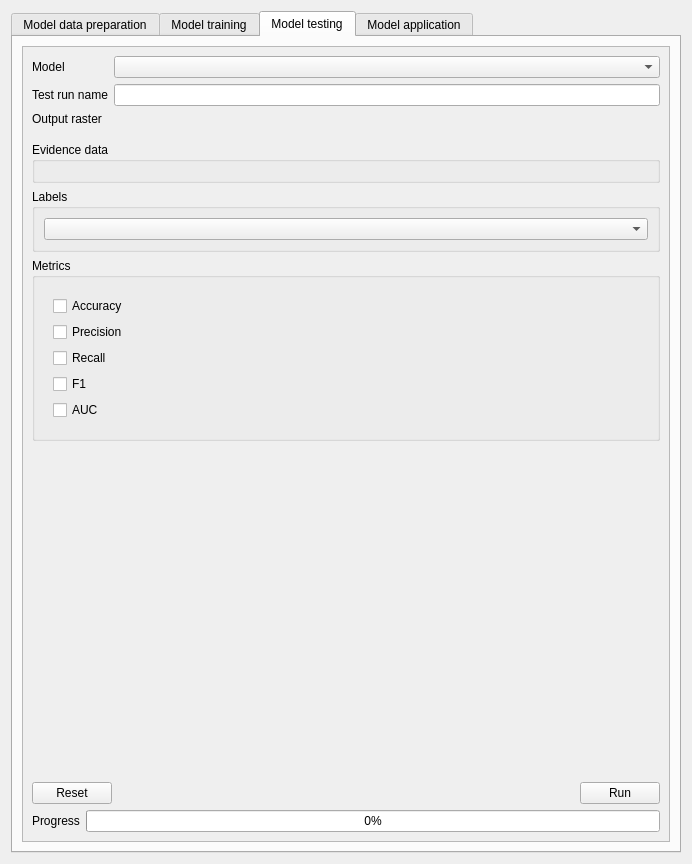
Above: eis_qgis_plugin/resources/ui/modeling/wizard_ml_model.ui from GispoCoding/eis_qgis_plugin before the change. Below: the same form after it.
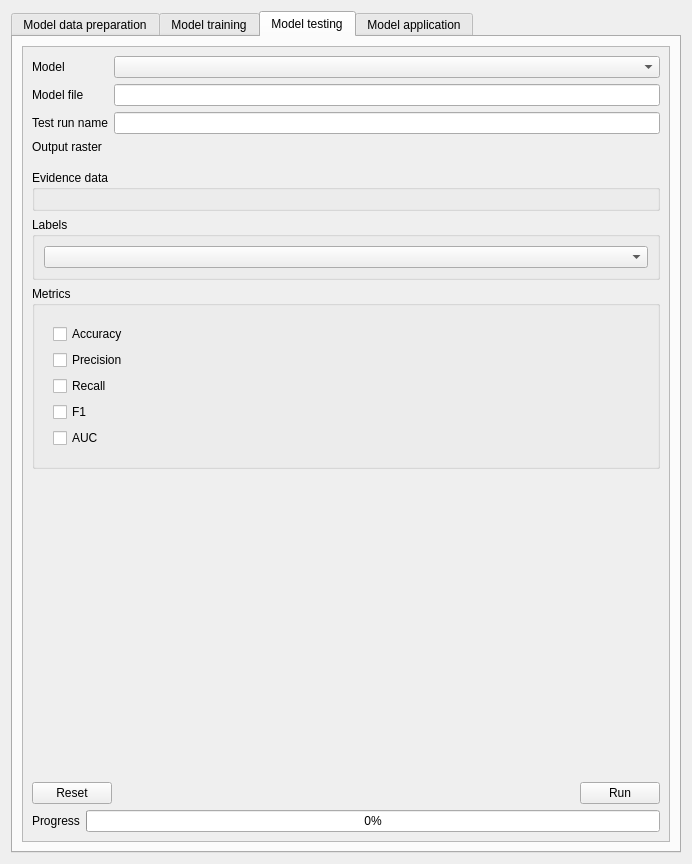
That is the form after the change. The open tabs and pages were chosen to show the change. Custom widgets are drawn as their Qt base class.

Commit message: Many modeling updates - Model manager instance in main wizard - Model manager sends signals when model DB updates - Separated tabs of ML modeling into separate modules - Renamed results to history - Model manager works - Evaluate model processing alg fix

```diff
--- a/eis_qgis_plugin/resources/ui/modeling/wizard_ml_model.ui
+++ b/eis_qgis_plugin/resources/ui/modeling/wizard_ml_model.ui
@@ -493,14 +493,14 @@
           <layout class="QVBoxLayout" name="verticalLayout_8">
            <item>
             <layout class="QFormLayout" name="test_model_info_layout">
-             <item row="1" column="0">
+             <item row="2" column="0">
               <widget class="QLabel" name="test_run_name_label">
                <property name="text">
                 <string>Test run name</string>
                </property>
               </widget>
              </item>
-             <item row="1" column="1">
+             <item row="2" column="1">
               <widget class="QLineEdit" name="test_run_name"/>
              </item>
              <item row="0" column="0">
@@ -513,20 +513,34 @@
              <item row="0" column="1">
               <widget class="QComboBox" name="test_model_selection"/>
              </item>
-             <item row="2" column="0">
+             <item row="3" column="0">
               <widget class="QLabel" name="label">
                <property name="text">
                 <string>Output raster</string>
                </property>
               </widget>
              </item>
-             <item row="2" column="1">
+             <item row="3" column="1">
               <widget class="QgsFileWidget" name="test_output_raster">
                <property name="storageMode">
                 <enum>QgsFileWidget::SaveFile</enum>
                </property>
               </widget>
              </item>
+             <item row="1" column="0">
+              <widget class="QLabel" name="label_10">
+               <property name="text">
+                <string>Model file</string>
+               </property>
+              </widget>
+             </item>
+             <item row="1" column="1">
+              <widget class="QLineEdit" name="model_file_testing">
+               <property name="readOnly">
+                <bool>true</bool>
+               </property>
+              </widget>
+             </item>
             </layout>
            </item>
            <item>
```
Left out of the diff: 22 changed lines with no effect on the pictures. The commit also changes 26 other files.
